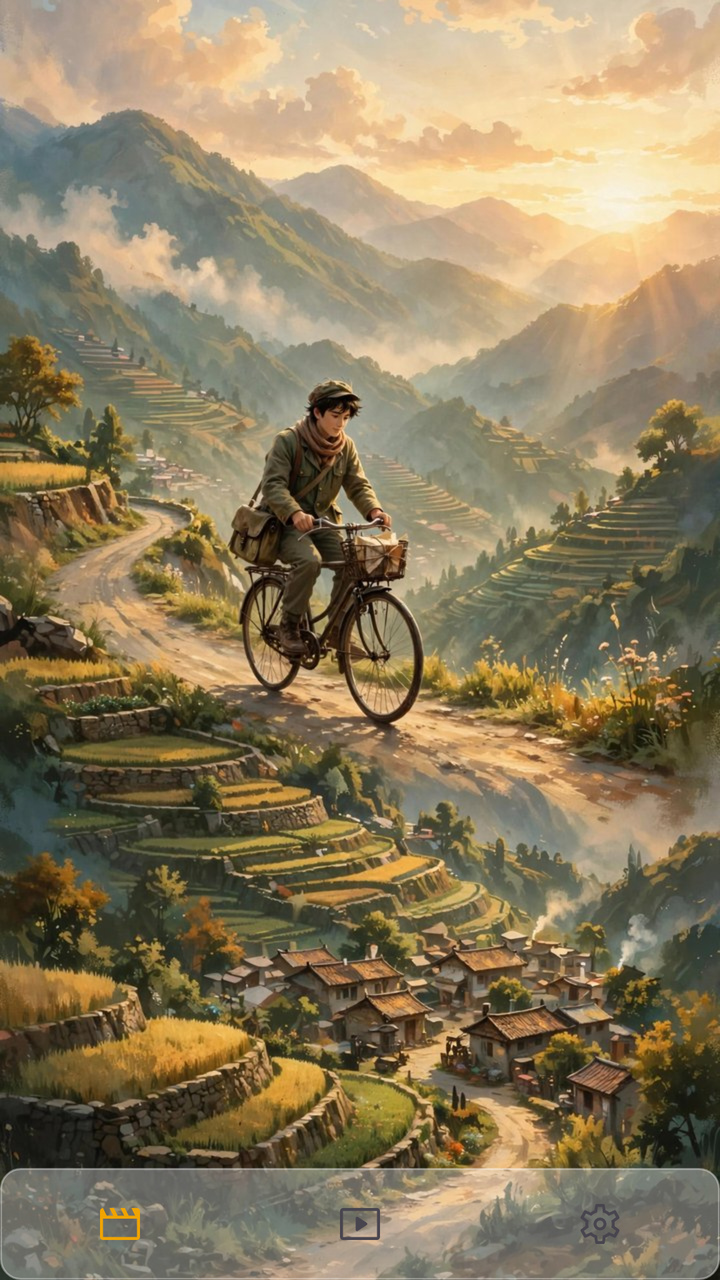
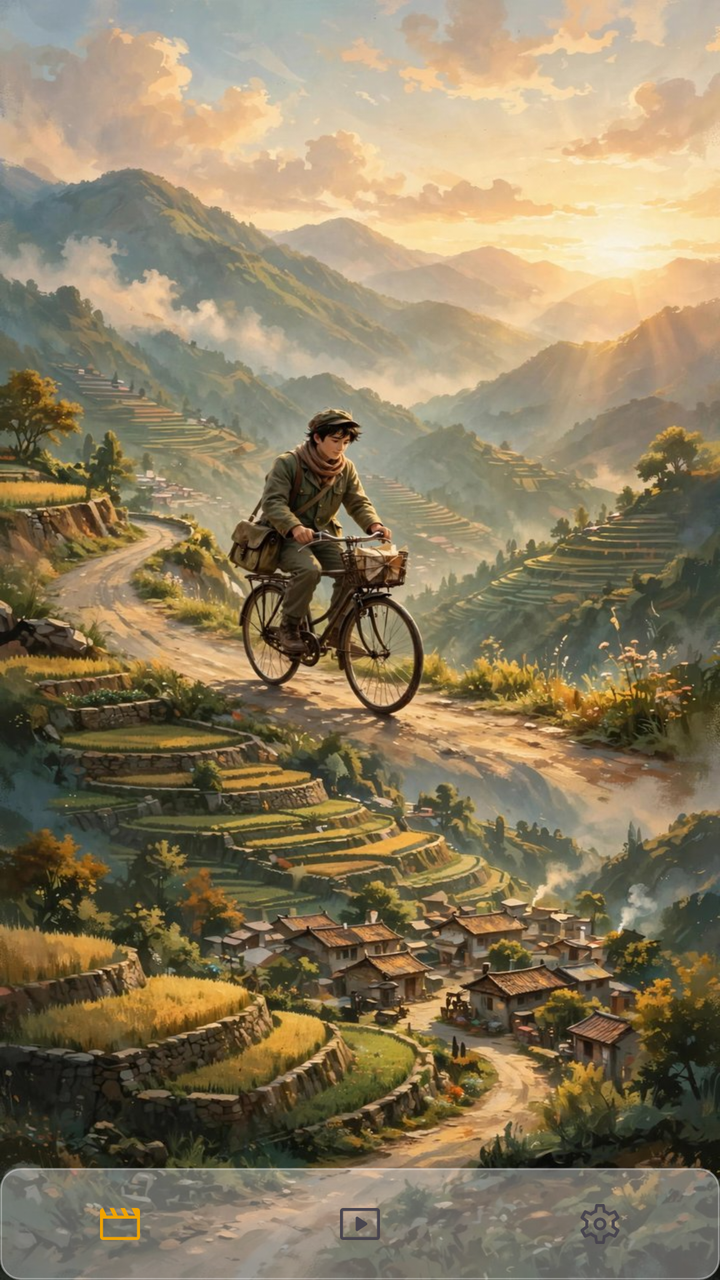

Two renders of the same Android screen: before a commit and after it. Below are the layout's source before the change and the commit's diff.
<!-- AndroidManifest.xml: activity theme Theme.App -->
<!-- res/layout/activity_home.xml -->
<?xml version="1.0" encoding="utf-8"?>
<RelativeLayout xmlns:android="http://schemas.android.com/apk/res/android"
    android:fitsSystemWindows="false"
    xmlns:app="http://schemas.android.com/apk/res-auto"
    android:layout_width="match_parent"
    android:layout_height="match_parent">
    <ImageView android:id="@+id/xc_bg_full" android:layout_width="match_parent" android:layout_height="match_parent" android:scaleType="centerCrop" android:src="@drawable/poster_shanjian" />

    <androidx.fragment.app.FragmentContainerView
        android:id="@+id/container"
        android:layout_width="match_parent"
        android:layout_height="match_parent"
        android:layout_above="@+id/navigation" />

    <com.google.android.material.bottomnavigation.BottomNavigationView
        android:id="@+id/navigation"
        android:layout_width="match_parent"
        android:layout_height="56dp"
        android:layout_alignParentBottom="true"
        android:background="@drawable/xc_bottombar_pill"
        app:elevation="0dp"
        app:itemIconTint="@null"
        app:labelVisibilityMode="unlabeled"
        app:menu="@menu/menu_nav"
        app:itemActiveIndicatorStyle="@null" />

</RelativeLayout>
<!-- resources referenced by this layout -->
<resources>
  <!-- drawable poster_shanjian: jpg bitmap (drawable, 224756 bytes) -->
  <!-- drawable xc_bottombar_pill (drawable) -->
  <?xml version="1.0" encoding="utf-8"?>
  <shape xmlns:android="http://schemas.android.com/apk/res/android" android:shape="rectangle">
      <solid android:color="#57FFFFFF" />
      <stroke android:width="1dp" android:color="#61FFFFFF" />
      <corners android:radius="10dp" />
  </shape>
  <style name="Theme.App" parent="Theme.XingChen" />
  <style name="Theme.XingChen" parent="Theme.Material3.DayNight.NoActionBar">
          <item name="android:windowBackground">@drawable/poster_shanjian</item>
          <item name="android:colorBackground">@android:color/transparent</item>
          <item name="colorPrimary">#f0a400</item>
          <item name="colorPrimaryVariant">#c07f00</item>
          <item name="colorOnPrimary">@android:color/white</item>
      </style>
</resources>

<!-- the commit's change to res/layout/activity_home.xml (unified diff, before → after) -->
@@ -4,8 +4,6 @@
     xmlns:app="http://schemas.android.com/apk/res-auto"
     android:layout_width="match_parent"
     android:layout_height="match_parent">
-    <ImageView android:id="@+id/xc_bg_full" android:layout_width="match_parent" android:layout_height="match_parent" android:scaleType="centerCrop" android:src="@drawable/poster_shanjian" />
-
     <androidx.fragment.app.FragmentContainerView
         android:id="@+id/container"
         android:layout_width="match_parent"
